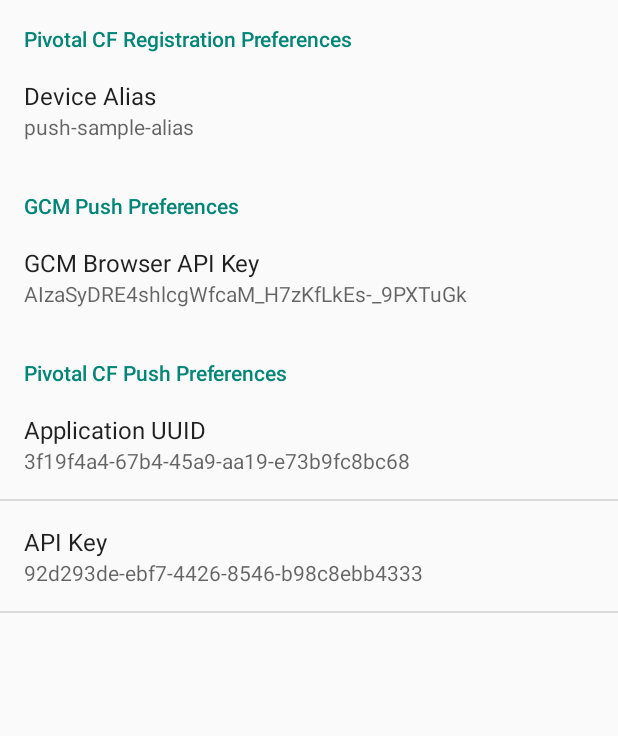
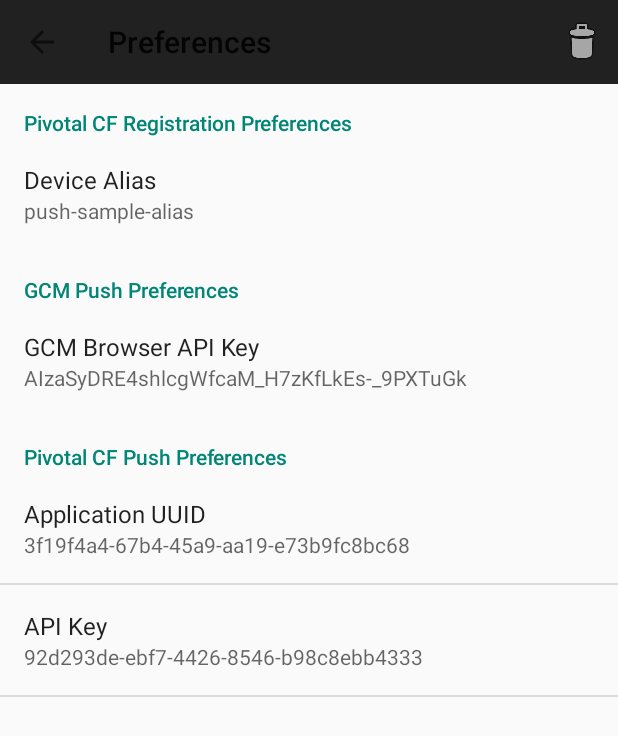
Before and after one commit to vmware-archive/push-android-samples, an Android app: the PreferencesActivity screen opened directly, with no data from a screen before it, on a phone screen of 412 x 824 dp. Shown: the top 736 px of the screen. Run offline under Robolectric (Android 15) with nearby library versions, the phone set to English and light mode, and no system bars.

Commit message:
@pivotal-rszumlakowski/@ernst-riemer - show the action bar on the preferences activity [Fixes #90110048]

```diff
--- a/push-sample/src/main/java/io/pivotal/android/push/sample/activity/PreferencesActivity.java
+++ b/push-sample/src/main/java/io/pivotal/android/push/sample/activity/PreferencesActivity.java
@@ -14,10 +14,11 @@ import android.preference.EditTextPreference;
 import android.preference.Preference;
 import android.preference.PreferenceActivity;
 import android.preference.PreferenceManager;
-import android.support.v4.app.NavUtils;
-import android.view.Menu;
-import android.view.MenuInflater;
+import android.support.v7.widget.Toolbar;
+import android.view.LayoutInflater;
 import android.view.MenuItem;
+import android.view.View;
+import android.widget.LinearLayout;
 
 import java.util.HashMap;
 import java.util.Map;
@@ -39,6 +40,33 @@ public class PreferencesActivity extends PreferenceActivity {
         addPreferencesFromResource(getPreferencesXmlResourceId());
         addPreferences(getPreferenceNames());
         preferenceChangeListener = getPreferenceChangeListener();
+    }
+
+    @Override
+    protected void onPostCreate(Bundle savedInstanceState) {
+        super.onPostCreate(savedInstanceState);
+
+        final LinearLayout root = (LinearLayout)findViewById(android.R.id.list).getParent().getParent().getParent();
+        final Toolbar bar = (Toolbar) LayoutInflater.from(this).inflate(R.layout.activity_preferences_toolbar, root, false);
+        root.addView(bar, 0); // insert at top
+        bar.inflateMenu(R.menu.preferences);
+        bar.setNavigationOnClickListener(new View.OnClickListener() {
+            @Override
+            public void onClick(View v) {
+                finish();
+            }
+        });
+        bar.setOnMenuItemClickListener(new Toolbar.OnMenuItemClickListener() {
+            @Override
+            public boolean onMenuItemClick(MenuItem item) {
+                int id = item.getItemId();
+                if (id == R.id.action_reset_preferences) {
+                    resetPreferencesToDefault();
+                    return true;
+                }
+                return false;
+            }
+        });
     }
 
     protected String[] getPreferenceNames() {
@@ -116,25 +144,6 @@ public class PreferencesActivity extends PreferenceActivity {
         preference.setChecked(value);
     }
 
-    @Override
-    public boolean onCreateOptionsMenu(Menu menu) {
-        final MenuInflater menuInflater = getMenuInflater();
-        menuInflater.inflate(R.menu.preferences, menu);
-        return true;
-    }
-
-    @Override
-    public boolean onOptionsItemSelected(MenuItem item) {
-        int id = item.getItemId();
-        if (id == android.R.id.home) {
-            NavUtils.navigateUpFromSameTask(this);
-            return true;
-        } else if (id == R.id.action_reset_preferences) {
-            resetPreferencesToDefault();
-        }
-        return super.onOptionsItemSelected(item);
-    }
-
     @SuppressLint("CommitPrefEdits")
     private void resetPreferencesToDefault() {
         final SharedPreferences prefs = getPreferenceScreen().getSharedPreferences();
--- /dev/null
+++ b/push-sample/src/main/res/layout/activity_preferences_toolbar.xml
@@ -0,0 +1,14 @@
+<?xml version="1.0" encoding="utf-8"?>
+<android.support.v7.widget.Toolbar
+    xmlns:android="http://schemas.android.com/apk/res/android"
+    xmlns:app="http://schemas.android.com/apk/res-auto"
+    android:id="@+id/toolbar"
+    app:theme="@style/ThemeOverlay.AppCompat.Dark.ActionBar"
+    android:layout_width="match_parent"
+    android:layout_height="wrap_content"
+    android:minHeight="?attr/actionBarSize"
+    app:navigationContentDescription="@string/abc_action_bar_up_description"
+    android:background="?attr/colorPrimary"
+    app:navigationIcon="?attr/homeAsUpIndicator"
+    app:title="@string/title_activity_preferences"
+    />
```
